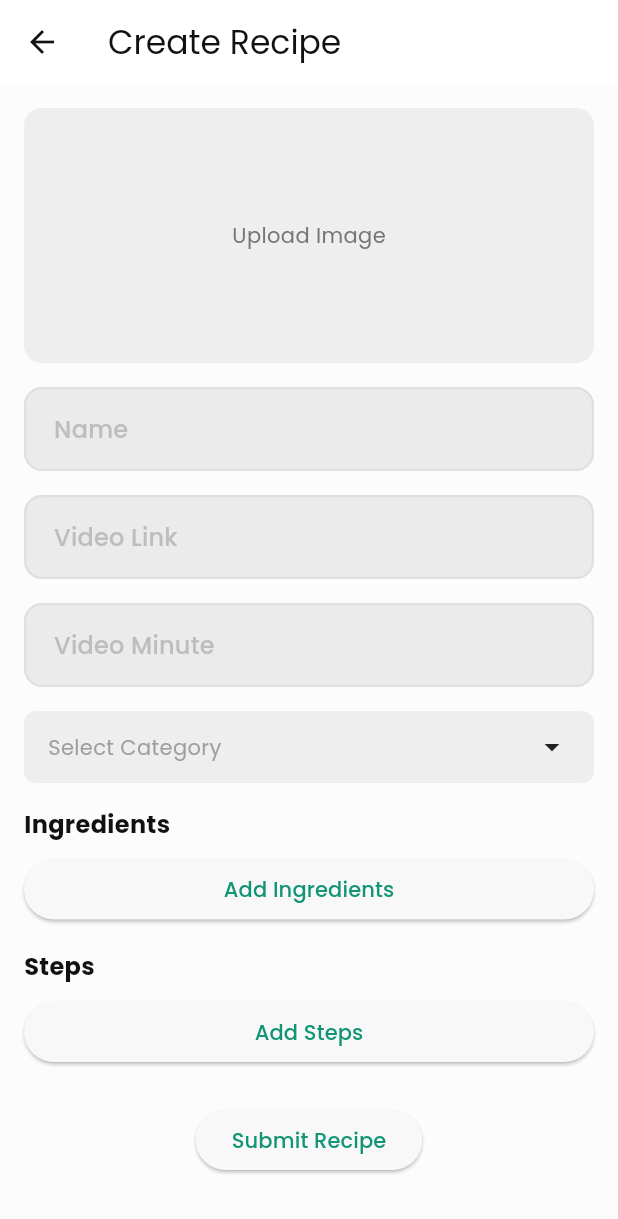
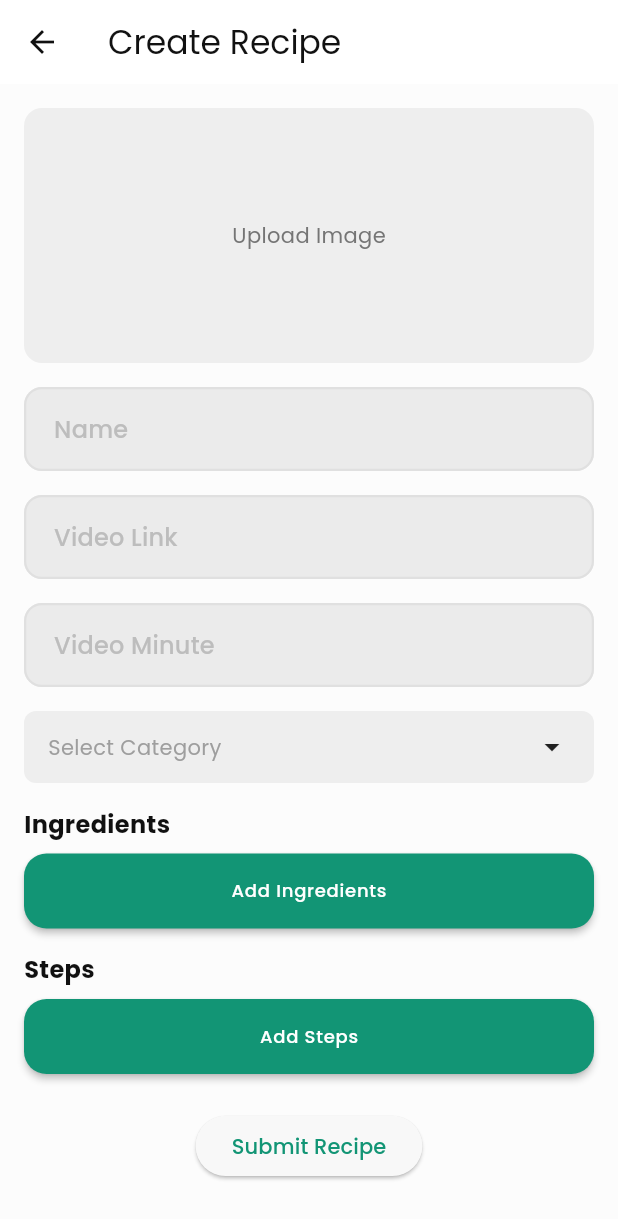
Before and after one commit to sotvoldiyew/food_recipe, a Flutter app: the CreateScreen screen opened by its route, on a phone screen of 412 x 824 dp. Shown: the top 1219 px of the screen. Run offline on Flutter 3.47's test engine with Material 3 defaults, Android fonts, the phone set to English and light mode, and no system bars; our stand-ins replace bloc, connectivity_plus, dio, equatable, flutter_bloc, flutter_rating_bar and 4 more; accounts and stored records are empty.

Commit message:
the create screen is ready

```diff
--- a/lib/src/feature/create/screen/create_screen.dart
+++ b/lib/src/feature/create/screen/create_screen.dart
@@ -13,17 +13,11 @@ class CreateScreen extends StatefulWidget {
 }
 
 class _CreateScreenState extends State<CreateScreen> {
-
   late TextEditingController _videoLinkController;
   late TextEditingController _nameController;
   late TextEditingController _videoMinController;
   final List<TextEditingController> _ingredientControllers = [];
   final List<TextEditingController> _stepControllers = [];
-
-
-
-
-
 
   @override
   void initState() {
@@ -47,7 +41,6 @@ class _CreateScreenState extends State<CreateScreen> {
     super.dispose();
   }
 
-
   void _addIngredient() {
     setState(() {
       _ingredientControllers.add(TextEditingController());
@@ -60,17 +53,15 @@ class _CreateScreenState extends State<CreateScreen> {
     });
   }
 
-
-
   void _submitRecipe() {
-    final List<String> ingredients =
-    _ingredientControllers.map((controller) => controller.text.trim()).toList();
+    final List<String> ingredients = _ingredientControllers
+        .map((controller) => controller.text.trim())
+        .toList();
     final List<String> steps =
         _stepControllers.map((controller) => controller.text.trim()).toList();
 
     ingredients.removeWhere((ingredient) => ingredient.isEmpty);
     steps.removeWhere((step) => step.isEmpty);
-
   }
 
   @override
@@ -90,8 +81,10 @@ class _CreateScreenState extends State<CreateScreen> {
             children: [
               BlocBuilder<CreateBloc, CreateState>(
                 builder: (context, state) => GestureDetector(
-                  onTap: (){
-                    context.read<CreateBloc>().add(const ImagePicker$CreateEvent());
+                  onTap: () {
+                    context
+                        .read<CreateBloc>()
+                        .add(const ImagePicker$CreateEvent());
                   },
                   child: Container(
                     height: 170,
@@ -118,11 +111,16 @@ class _CreateScreenState extends State<CreateScreen> {
                 ),
               ),
               const SizedBox(height: 16),
-              MyTextFild(controller: _nameController, labelName: context.lang.name),
+              MyTextFild(
+                  controller: _nameController, labelName: context.lang.name),
               const SizedBox(height: 16),
-              MyTextFild(controller: _videoLinkController, labelName: context.lang.videoLink),
+              MyTextFild(
+                  controller: _videoLinkController,
+                  labelName: context.lang.videoLink),
               const SizedBox(height: 16),
-              MyTextFild(controller: _videoMinController, labelName: context.lang.videoMin),
+              MyTextFild(
+                  controller: _videoMinController,
+                  labelName: context.lang.videoMin),
               const SizedBox(height: 16),
               BlocBuilder<CreateBloc, CreateState>(
                 builder: (context, state) => GestureDetector(
@@ -136,7 +134,8 @@ class _CreateScreenState extends State<CreateScreen> {
                             return ListTile(
                               title: Text(category),
                               trailing: state.selectedCategory == category
-                                  ? Icon(Icons.check, color: Theme.of(context).primaryColor)
+                                  ? Icon(Icons.check,
+                                      color: Theme.of(context).primaryColor)
                                   : null,
                               onTap: () => Navigator.pop(context, category),
                             );
@@ -148,12 +147,14 @@ class _CreateScreenState extends State<CreateScreen> {
                     // Agar kategoriya tanlangan bo‘lsa, BLoC ga yuboriladi
                     if (selected != null) {
                       context.read<CreateBloc>().add(
-                        CategorySelecter$CreateEvent(selectedCategory: selected),
+                            CategorySelecter$CreateEvent(
+                                selectedCategory: selected),
                           );
                     }
                   },
                   child: Container(
-                    padding: const EdgeInsets.symmetric(horizontal: 16, vertical: 12),
+                    padding: const EdgeInsets.symmetric(
+                        horizontal: 16, vertical: 12),
                     decoration: BoxDecoration(
                       color: Colors.grey[200],
                       borderRadius: BorderRadius.circular(8),
@@ -164,7 +165,9 @@ class _CreateScreenState extends State<CreateScreen> {
                         Text(
                           state.selectedCategory ?? "Select Category",
                           style: TextStyle(
-                            color: state.selectedCategory == null ? Colors.grey : Colors.black,
+                            color: state.selectedCategory == null
+                                ? Colors.grey
+                                : Colors.black,
                           ),
                         ),
                         const Icon(Icons.arrow_drop_down),
@@ -173,9 +176,9 @@ class _CreateScreenState extends State<CreateScreen> {
                   ),
                 ),
               ),
-
               const SizedBox(height: 16),
-              _buildDynamicList("Ingredients", _ingredientControllers, _addIngredient),
+              _buildDynamicList(
+                  "Ingredients", _ingredientControllers, _addIngredient),
               const SizedBox(height: 16),
               _buildDynamicList("Steps", _stepControllers, _addStep),
               const SizedBox(height: 24),
@@ -200,7 +203,8 @@ class _CreateScreenState extends State<CreateScreen> {
     return Column(
       crossAxisAlignment: CrossAxisAlignment.start,
       children: [
-        Text(title, style: const TextStyle(fontSize: 16, fontWeight: FontWeight.bold)),
+        Text(title,
+            style: const TextStyle(fontSize: 16, fontWeight: FontWeight.bold)),
         const SizedBox(height: 8),
         ListView.builder(
           shrinkWrap: true,
@@ -208,17 +212,40 @@ class _CreateScreenState extends State<CreateScreen> {
           itemCount: controllers.length + 1,
           itemBuilder: (context, index) {
             if (index == controllers.length) {
-              return ElevatedButton(
+              return MaterialButton(
+                shape: RoundedRectangleBorder(borderRadius: BorderRadius.circular(15)),
+                height: 50,
+                minWidth: 10,
+                color: context.colors.primary,
                 onPressed: onAdd,
-                child: Text("Add $title"),
+                child: Text("Add $title", style: context.textTheme.labelMedium?.copyWith(color: context.colors.onPrimary),),
               );
             }
             return Padding(
               padding: const EdgeInsets.symmetric(vertical: 8),
               child: TextFormField(
+
                 controller: controllers[index],
                 decoration: InputDecoration(
+                  focusedBorder: OutlineInputBorder(
+                    borderRadius: BorderRadius.circular(12),
+                    borderSide: BorderSide(
+                      color: context.colors.primary,
+                      width: 2,
+                    ),
+                  ),
+                  enabledBorder: OutlineInputBorder(
+                    borderRadius: BorderRadius.circular(12),
+                    borderSide: BorderSide(
+                      color: Colors.grey.shade300,
+                      width: 1.5,
+                    ),
+                  ),
+                  filled: true,
+                  fillColor: context.colors.primaryContainer,
                   labelText: "$title ${index + 1}",
+                  labelStyle: context.textTheme.titleMedium
+                      ?.copyWith(color: Colors.grey.shade400),
                   border: const OutlineInputBorder(),
                 ),
               ),
```
Lines whose indentation alone changed are shown as unchanged.
